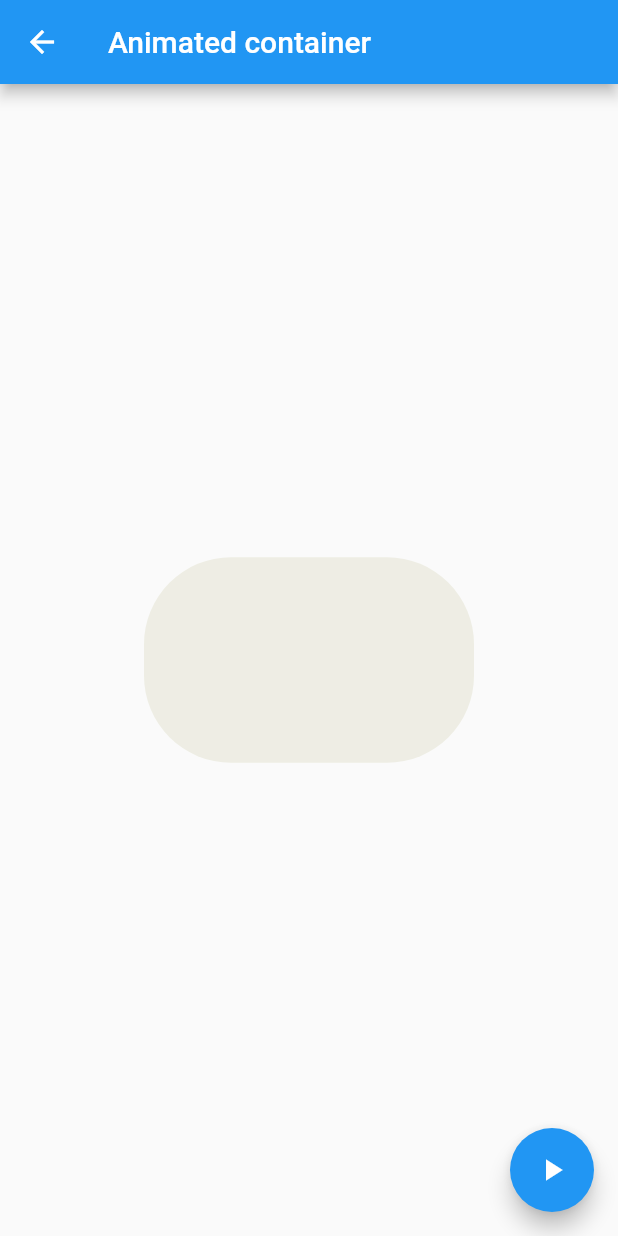
After one commit to edgon85/Componentes---Flutter, a Flutter app: the AnimatedContainerPage screen opened by its route, after a tap on the "play arrow" icon, on a phone screen of 412 x 824 dp. The commit adds this screen. Run offline on Flutter 3.47's test engine with Material 2 defaults, Android fonts, the phone set to English and light mode, and no system bars.

Commit message:
Container y AnimatedContainer

```diff
--- a/assets/data/menu_options.json
+++ b/assets/data/menu_options.json
@@ -15,6 +15,11 @@
       "ruta": "card",
       "icon": "folder_open",
       "text": "Cards - Tarjetas"
+    },
+    {
+      "ruta": "animatedContainer",
+      "icon": "donut_large",
+      "text": "Animated container"
     }
   ]
 }
--- /dev/null
+++ b/lib/src/pages/animated_container.dart
@@ -0,0 +1,60 @@
+import 'package:flutter/material.dart';
+import 'dart:math';
+
+class AnimatedContainerPage extends StatefulWidget {
+  @override
+  _AnimatedContainerPageState createState() => _AnimatedContainerPageState();
+}
+
+class _AnimatedContainerPageState extends State<AnimatedContainerPage> {
+
+  double _width = 50.0;
+  double _height = 50.0;
+  Color _color = Colors.pink;
+
+  BorderRadius _borderRadius = BorderRadius.circular(8.0);
+
+  @override
+  Widget build(BuildContext context) {
+    return Scaffold(
+      appBar: AppBar(
+        title: Text('Animated container'),
+      ),
+      body: Center(
+        child: AnimatedContainer(
+          duration: Duration(seconds: 1),
+          curve: Curves.fastOutSlowIn,
+          width: _width,
+          height: _height,
+          decoration: BoxDecoration(
+            borderRadius: _borderRadius,
+            color: _color
+          ),
+        ),
+      ),
+
+      floatingActionButton: FloatingActionButton(
+        onPressed: (){
+          _animation();
+        },
+        child: Icon(Icons.play_arrow),
+      ),
+    );
+  }
+
+  void _animation() {
+    final random = Random();
+
+    setState(() {
+      _width = random.nextInt(300).toDouble();
+      _height = random.nextInt(300).toDouble();;
+      _color = Color.fromARGB(
+          random.nextInt(255),
+          random.nextInt(255),
+          random.nextInt(255),
+          1);
+
+      _borderRadius = BorderRadius.circular(random.nextInt(100).toDouble());
+    });
+  }
+}
--- a/lib/src/routes/routes.dart
+++ b/lib/src/routes/routes.dart
@@ -1,3 +1,4 @@
+import 'package:componentes/src/pages/animated_container.dart';
 import 'package:flutter/material.dart';
 
 import 'package:componentes/src/home_page.dart';
@@ -11,5 +12,6 @@ Map<String, WidgetBuilder> getApplicationRoutes() {
     'alert': (BuildContext context) => AlertPage(),
     'avatar': (BuildContext context) => AvatarPage(),
     'card': (BuildContext context) => CardPage(),
+    'animatedContainer': (BuildContext contex) => AnimatedContainerPage()
   };
 }
--- a/lib/src/utils/icon_string_util.dart
+++ b/lib/src/utils/icon_string_util.dart
@@ -3,7 +3,8 @@ import 'package:flutter/material.dart';
 final _icons = <String, IconData>{
   'add_alert': Icons.add_alert,
   'accessibility': Icons.accessibility,
-  'folder_open': Icons.folder_open
+  'folder_open': Icons.folder_open,
+  'donut_large': Icons.donut_large
 };
 
 Icon getIcon(String nameIcon) {
```
